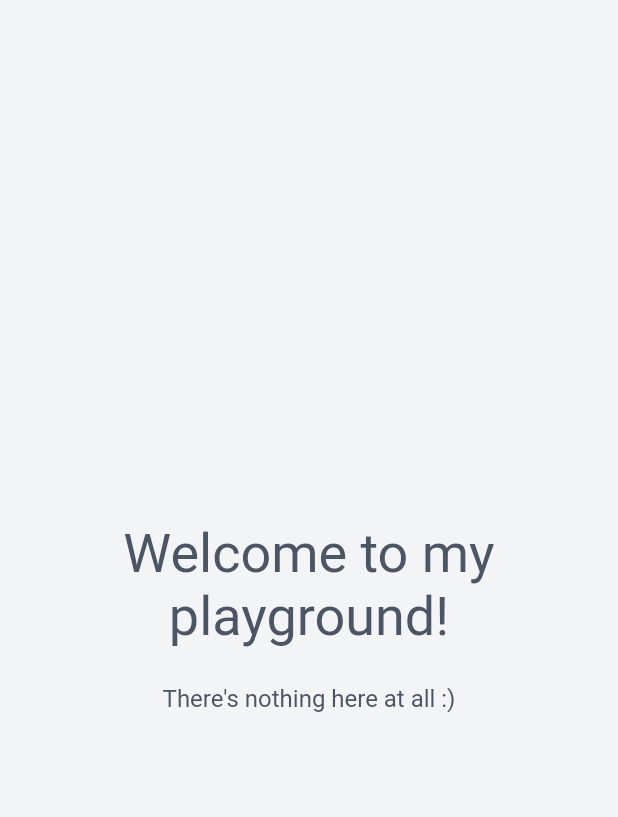
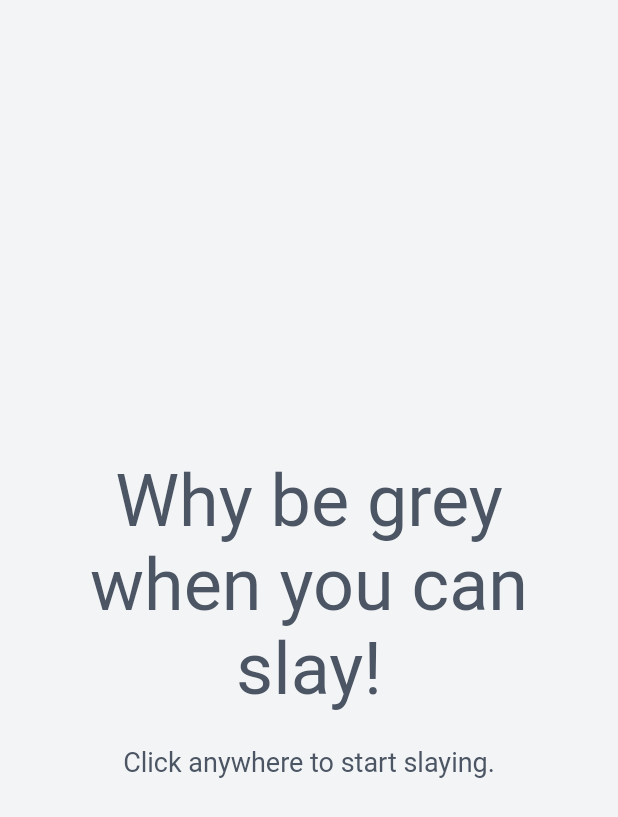
Before and after one commit to cervonwong/playground, a Flutter app: the screen it shows after launch, on a phone screen of 412 x 824 dp. Shown: the top 817 px of the screen. Run offline on Flutter 3.47's test engine with Material 2 defaults, Android fonts, the phone set to English and light mode, and no system bars; Roboto replaces fonts that are missing (Fraunces 72pt, Fraunces 9pt).

Commit message:
Increase font size, update text to be a quote

```diff
--- a/lib/screens/welcome_screen.dart
+++ b/lib/screens/welcome_screen.dart
@@ -17,7 +17,7 @@ const colorList = [
   [Color(0XFFFDF4FF), Color(0XFFC026D3)], // Fuchsia light.
   [Color(0XFFFDF2F8), Color(0XFFDB2777)], // Pink light.
 ];
-const animationDuration = Duration(milliseconds: 150);
+const animationDuration = Duration(milliseconds: 100);
 
 class WelcomeScreen extends StatefulWidget {
   const WelcomeScreen({Key? key}) : super(key: key);
@@ -43,8 +43,7 @@ class _WelcomeScreenState extends State<WelcomeScreen> {
             onTap: () {
               int newColorIndex = currentColorIndex;
               while (newColorIndex == currentColorIndex) {
-                newColorIndex =
-                  Random().nextInt(colorList.length);
+                newColorIndex = Random().nextInt(colorList.length);
               }
               setState(() {
                 currentColorIndex = newColorIndex;
@@ -59,33 +58,45 @@ class _WelcomeScreenState extends State<WelcomeScreen> {
               child: AnimatedDefaultTextStyle(
                 duration: animationDuration,
                 style: TextStyle(color: foregroundColor),
+                child: Padding(
+                  padding: EdgeInsets.symmetric(
+                    horizontal: LayoutCalculator.breakpoint(context: context) ==
+                            LayoutBreakpoint.smallest
+                        ? 16.0
+                        : LayoutCalculator.breakpoint(context: context) ==
+                                LayoutBreakpoint.small
+                            ? 32.0
+                            : 64.0,
+                  ),
                   child: Column(
                     mainAxisSize: MainAxisSize.min,
                     children: [
                       Text(
-                      'Welcome to my playground!',
+                        'Why be grey when you can slay!',
                         textAlign: TextAlign.center,
                         style: TextStyle(
-                        fontSize: LayoutCalculator.breakpoint(context: context) ==
+                          fontSize: LayoutCalculator.breakpoint(
+                                      context: context) ==
                                   LayoutBreakpoint.smallest
-                            ? 36.0
+                              ? 48.0
                               : LayoutCalculator.breakpoint(context: context) ==
                                       LayoutBreakpoint.small
-                                ? 48.0
-                                : 56.0,
+                                  ? 64.0
+                                  : 88.0,
                           fontFamily: 'Fraunces 72pt',
                         ),
                       ),
                       const SizedBox(height: 24.0),
                       Text(
-                      'There\'s nothing here at all :)',
+                        'Click anywhere to start slaying.',
                         textAlign: TextAlign.center,
                         style: TextStyle(
                           fontFamily: 'Fraunces 9pt',
-                            fontSize: LayoutCalculator.breakpoint(context: context) ==
+                          fontSize:
+                              LayoutCalculator.breakpoint(context: context) ==
                                       LayoutBreakpoint.smallest
-                                ? 16.0
-                                : 18.0,
+                                  ? 18.0
+                                  : 20.0,
                         ),
                       ),
                     ],
@@ -95,6 +106,7 @@ class _WelcomeScreenState extends State<WelcomeScreen> {
             ),
           ),
         ),
+      ),
     );
   }
 }
```
Lines whose indentation alone changed are shown as unchanged.
